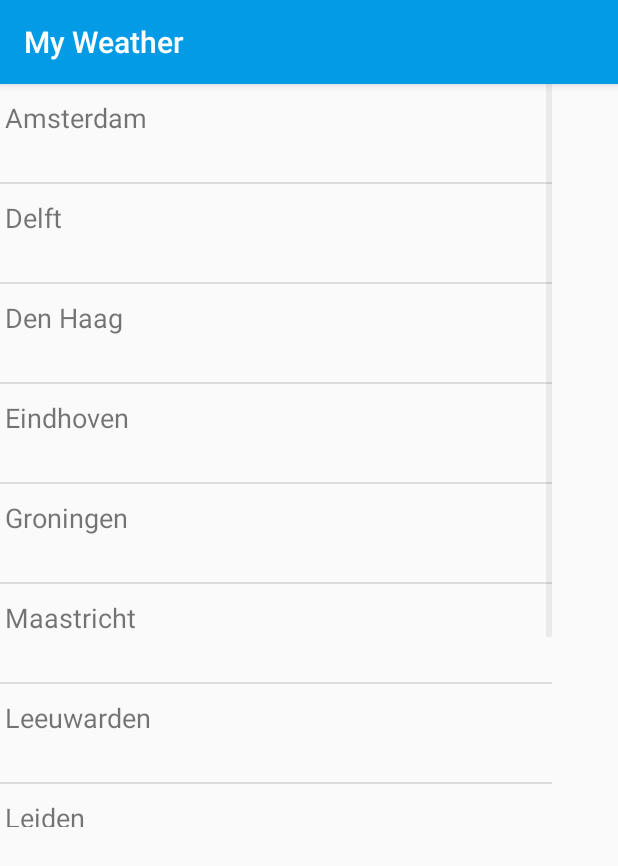
After one commit to johnbaaij/Myweather, an Android app: the SettingsActivity screen opened directly, with no data from a screen before it, on a phone screen of 412 x 824 dp. The commit adds this screen. Shown: the top 866 px of the screen. Run offline under Robolectric (Android 15) with nearby library versions, the phone set to English and light mode, and no system bars.

Commit message:
Dynamic weather api.

```diff
--- a/app/src/main/java/nl/johnbaaij/myweather/CustomAdapter.java
+++ b/app/src/main/java/nl/johnbaaij/myweather/CustomAdapter.java
@@ -42,7 +42,10 @@ public class CustomAdapter extends ArrayAdapter<String> {
 
 
         textView.setText(singleQuestion);
-        subText.setText(subtext[position]);
+
+        if (subtext != null){
+            subText.setText(subtext[position]);
+        }
 
         return view;
     }
--- /dev/null
+++ b/app/src/main/java/nl/johnbaaij/myweather/SettingsActivity.java
@@ -0,0 +1,73 @@
+package nl.johnbaaij.myweather;
+
+import android.app.Fragment;
+import android.app.FragmentTransaction;
+import android.content.Context;
+import android.content.Intent;
+import android.preference.PreferenceManager;
+import android.support.v7.app.AppCompatActivity;
+import android.os.Bundle;
+import android.view.View;
+import android.widget.AdapterView;
+import android.widget.ListView;
+import android.widget.Toast;
+
+import nl.johnbaaij.myweather.fragments.Text;
+
+public class SettingsActivity extends AppCompatActivity {
+
+
+
+
+
+    String[] locations;
+
+    ListView list;
+
+    CustomAdapter adapter;
+
+
+
+
+    @Override
+    protected void onCreate(Bundle savedInstanceState) {
+        super.onCreate(savedInstanceState);
+        setContentView(R.layout.activity_settings);
+        final Context context = getApplicationContext();
+
+
+        locations = getResources().getStringArray(R.array.locations);
+        list = (ListView) this.findViewById(R.id.settingsList);
+
+        adapter = new CustomAdapter(this , locations, null);
+
+        list.setAdapter(adapter);
+
+
+        //PreferenceManager.getDefaultSharedPreferences(this).edit().putString("city", "myStringToSave").commit();
+
+
+        list.setOnItemClickListener(new AdapterView.OnItemClickListener() {
+            @Override
+            public void onItemClick(AdapterView<?> parent, View view, int position, long l) {
+                String location = String.valueOf(parent.getItemAtPosition(position));
+
+                PreferenceManager.getDefaultSharedPreferences(context).edit().putString("city", location).commit();
+
+                Toast.makeText(context, "Locatie opgeslagen", Toast.LENGTH_LONG).show();
+                startActivity(new Intent(SettingsActivity.this, MainActivity.class));
+                finish();
+
+
+
+
+            }
+        });
+
+
+
+
+
+
+    }
+}
--- a/app/src/main/java/nl/johnbaaij/myweather/fragments/Locaties.java
+++ b/app/src/main/java/nl/johnbaaij/myweather/fragments/Locaties.java
@@ -48,7 +48,7 @@ public class Locaties extends Fragment {
                 //Toast.makeText(activity, question, Toast.LENGTH_LONG).show();
 
                 Bundle bundle = new Bundle();
-                bundle.putString("city", location);
+                bundle.putString("locations", location);
                 bundle.putString("subText", subtext);
 
 
--- /dev/null
+++ b/app/src/main/res/layout/activity_settings.xml
@@ -0,0 +1,15 @@
+<?xml version="1.0" encoding="utf-8"?>
+<android.support.constraint.ConstraintLayout xmlns:android="http://schemas.android.com/apk/res/android"
+    xmlns:app="http://schemas.android.com/apk/res-auto"
+    xmlns:tools="http://schemas.android.com/tools"
+    android:layout_width="match_parent"
+    android:layout_height="match_parent"
+    tools:context="nl.johnbaaij.myweather.SettingsActivity">
+
+    <ListView
+        android:id="@+id/settingsList"
+        android:layout_width="368dp"
+        android:layout_height="495dp"
+        tools:layout_editor_absoluteX="8dp"
+        tools:layout_editor_absoluteY="8dp" />
+</android.support.constraint.ConstraintLayout>
--- /dev/null
+++ b/app/src/main/res/layout/over_layout.xml
@@ -0,0 +1,6 @@
+<?xml version="1.0" encoding="utf-8"?>
+<LinearLayout xmlns:android="http://schemas.android.com/apk/res/android"
+    android:orientation="vertical" android:layout_width="match_parent"
+    android:layout_height="match_parent">
+
+</LinearLayout>
--- a/app/src/main/res/layout/text_layout.xml
+++ b/app/src/main/res/layout/text_layout.xml
@@ -26,12 +26,11 @@
         android:id="@+id/subtext"
         android:layout_width="362dp"
         android:layout_height="22dp"
-        android:text="TextView"
+        android:layout_marginLeft="0dp"
+        android:layout_marginTop="0dp"
+        android:padding="2sp"
         android:textSize="10sp"
-        android:padding="2sp"
-        android:layout_marginTop="0dp"
-        app:layout_constraintTop_toBottomOf="@+id/TextCity"
-        android:layout_marginLeft="0dp"
-        app:layout_constraintLeft_toLeftOf="@+id/TextCity" />
+        app:layout_constraintLeft_toLeftOf="@+id/TextCity"
+        app:layout_constraintTop_toBottomOf="@+id/TextCity" />
 
 </android.support.constraint.ConstraintLayout>
```
Also changed, not shown: app/build.gradle (+7 -6 lines), app/src/main/AndroidManifest.xml (+5 -6 lines), app/src/main/java/nl/johnbaaij/myweather/ApiInterface.java (+11 -3 lines), app/src/main/java/nl/johnbaaij/myweather/DBHandler.java (+12 -11 lines), app/src/main/java/nl/johnbaaij/myweather/MainActivity.java (+60 -24 lines), app/src/main/java/nl/johnbaaij/myweather/fragments/Over.java (renamed from app/src/main/java/nl/johnbaaij/myweather/fragments/Voorspelling.java, +14 -3 lines), app/src/main/java/nl/johnbaaij/myweather/fragments/Text.java (+55 -0 lines), app/src/main/java/nl/johnbaaij/myweather/fragments/Weer.java (+81 -7 lines), app/src/main/java/nl/johnbaaij/myweather/models/CourseModel.java (deleted, +0 -53 lines), app/src/main/java/nl/johnbaaij/myweather/models/Parser.java (+7 -0 lines), app/src/main/res/drawable/ic_settings_black_24dp.xml (added, +9 -0 lines), app/src/main/res/layout/weer_layout.xml (+27 -1 lines), app/src/main/res/values/strings.xml (+40 -20 lines).
